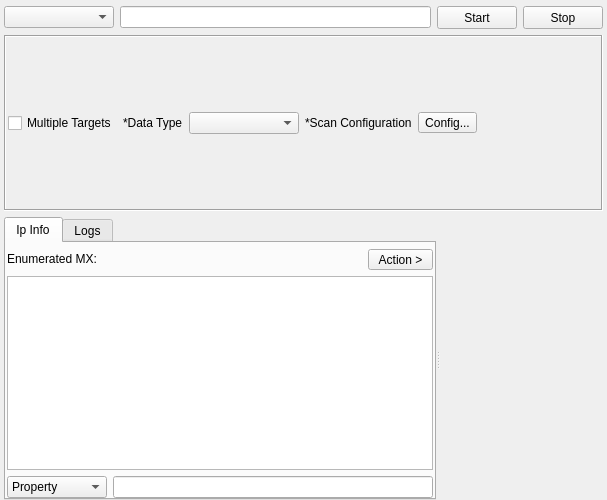
3nock/OTE, file sub3suite/src/tools/mx/MXTool.ui: the form before one commit.
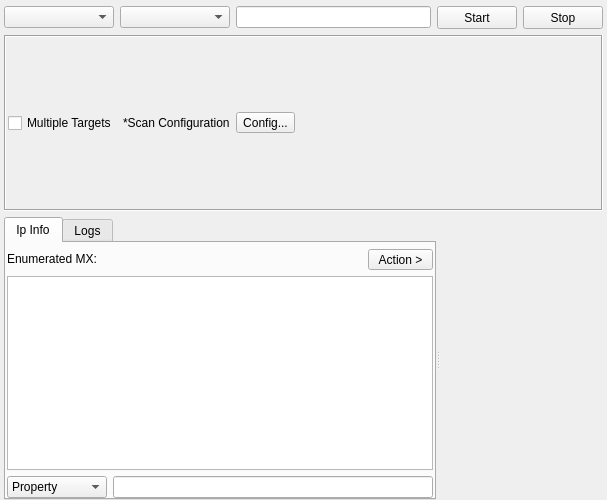
The form after the commit. Custom widgets are drawn as their Qt base class.

```diff
--- a/sub3suite/src/tools/mx/MXTool.ui
+++ b/sub3suite/src/tools/mx/MXTool.ui
@@ -38,6 +38,16 @@
        </property>
       </widget>
      </item>
+     <item>
+      <widget class="QComboBox" name="comboBoxOption">
+       <property name="minimumSize">
+        <size>
+         <width>110</width>
+         <height>0</height>
+        </size>
+       </property>
+      </widget>
+     </item>
      <item>
       <widget class="QLineEdit" name="lineEditTarget"/>
      </item>
@@ -103,23 +113,6 @@
         </property>
        </widget>
       </item>
-      <item>
-       <widget class="QLabel" name="label">
-        <property name="text">
-         <string>*Data Type</string>
-        </property>
-       </widget>
-      </item>
-      <item>
-       <widget class="QComboBox" name="comboBoxOption">
-        <property name="minimumSize">
-         <size>
-          <width>110</width>
-          <height>0</height>
-         </size>
-        </property>
-       </widget>
-      </item>
       <item>
        <widget class="QLabel" name="label_2">
         <property name="text">
```
Left out of the diff: 4 changed lines with no effect on the pictures.
